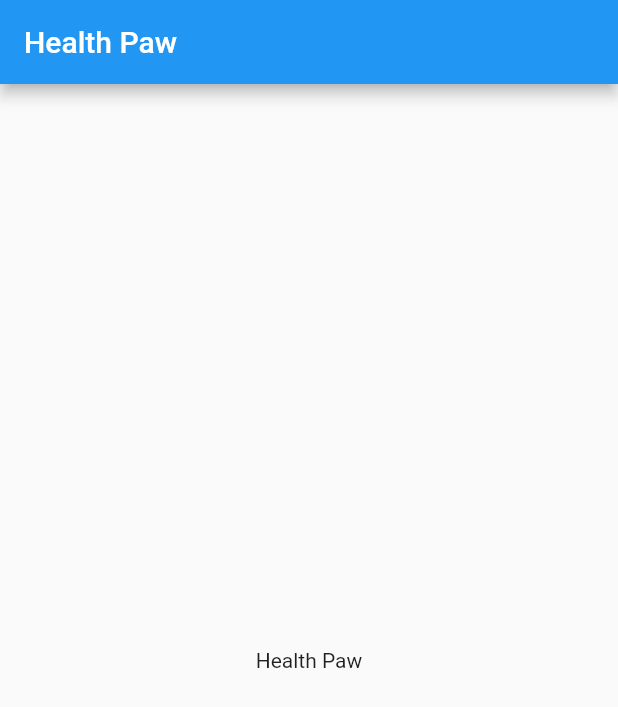
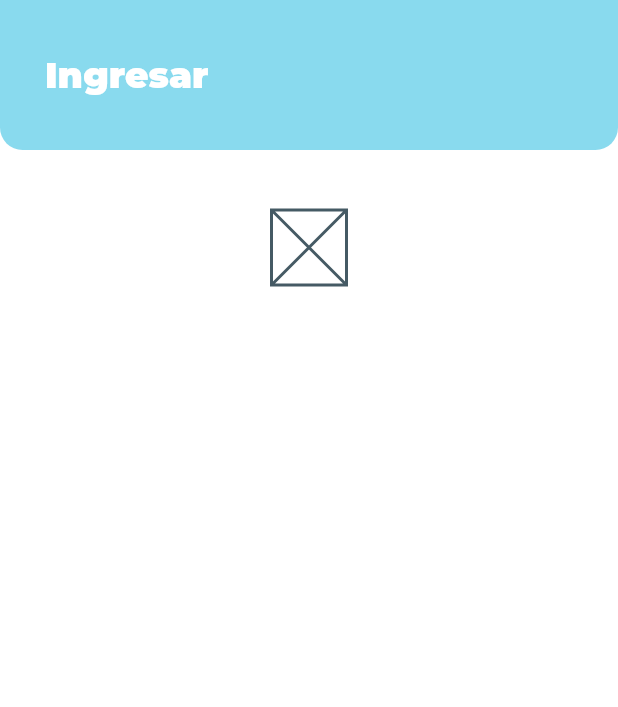
Before and after one commit to Celstren/HealthPaw, a Flutter app: the screen it shows after launch, on a phone screen of 412 x 824 dp. Shown: the top 707 px of the screen. Run offline on Flutter 3.47's test engine with Material 2 defaults, Android fonts, the phone set to English and light mode, and no system bars; project files that could hold a hidden picture were left out.

Commit message:
First components created for Login View

```diff
--- /dev/null
+++ b/lib/utils/exports/app_design.dart
@@ -0,0 +1,5 @@
+export 'package:HealthPaw/utils/general/app_fonts.dart';
+export 'package:HealthPaw/utils/general/app_colors.dart';
+export 'package:HealthPaw/utils/general/app_font_sizes.dart';
+export 'package:HealthPaw/utils/general/app_text_styles.dart';
+export 'package:HealthPaw/utils/general/app_border_radius.dart';
--- /dev/null
+++ b/lib/utils/general/app_border_radius.dart
@@ -0,0 +1,13 @@
+import 'package:flutter/material.dart';
+
+class AppBorderRadius {
+  static const Radius radius10 = Radius.circular(10);
+  static const Radius radius15 = Radius.circular(15);
+  static const Radius radius20 = Radius.circular(20);
+  static const Radius radius25 = Radius.circular(25);
+  static const Radius radius30 = Radius.circular(30);
+
+  static BorderRadius onlyBottom({Radius bottomRadius = radius10})  => BorderRadius.only(bottomLeft: bottomRadius, bottomRight: bottomRadius);
+  static BorderRadius onlyTop({Radius bottomRadius = radius10})     => BorderRadius.only(topLeft: bottomRadius, topRight: bottomRadius);
+  static BorderRadius all({Radius radius = radius10})               => BorderRadius.all(radius);
+}
--- a/lib/utils/general/app_colors.dart
+++ b/lib/utils/general/app_colors.dart
@@ -5,7 +5,7 @@ class AppColors {
   static const Color PrimaryBlack     = Color(0xFF000000); //#000000
   static const Color PrimaryGrey      = Color(0xFFECECEC); //#ECECEC
 
-  static const Color PrimaryLightBlue = Color(0xFF91D0D7); //#91D0D7
+  static const Color PrimaryLightBlue = Color(0xFF89DAEE); //#89DAEE
   static const Color PrimaryOrange    = Color(0xFFEE7C58); //#EE7C58
   static const Color PrimaryYellow    = Color(0xFFEEC979); //#EEC979
   static const Color PrimaryGreen     = Color(0xFF9EC084); //#9EC084
--- /dev/null
+++ b/lib/utils/general/app_font_sizes.dart
@@ -0,0 +1,19 @@
+class AppFontSizes {
+  static const double title16    = 16;
+  static const double title18    = 18;
+  static const double title24    = 24;
+  static const double title36    = 36;
+  static const double title48    = 48;
+
+  static const double subitle16  = 16;
+  static const double subitle18  = 18;
+  static const double subitle20  = 20;
+  static const double subitle24  = 24;
+  static const double subitle30  = 30;
+
+  static const double text8      = 8;
+  static const double text10     = 10;
+  static const double text12     = 12;
+  static const double text14     = 14;
+  static const double text16     = 16;
+}
--- a/lib/views/app/health_paw.dart
+++ b/lib/views/app/health_paw.dart
@@ -1,6 +1,6 @@
 import 'package:HealthPaw/config/app_config.dart';
 import 'package:HealthPaw/config/strings/app_strings.dart';
-import 'package:HealthPaw/views/home/home_view.dart';
+import 'package:HealthPaw/views/auth/login/login.dart';
 import 'package:flutter/material.dart';
 
 class HealthPawApp extends StatefulWidget {
@@ -23,7 +23,7 @@ class _HealthPawAppState extends State<HealthPawApp> {
   void initializeConfig() async {
     await AppConfig.setAppLanguage();
     setState(() {
-      view = HomeView();
+      view = LoginView();
     });
   }
 
--- /dev/null
+++ b/lib/views/auth/login/login.dart
@@ -0,0 +1,37 @@
+import 'package:HealthPaw/utils/exports/app_design.dart';
+import 'package:HealthPaw/views/auth/login/widgets/login_logo.dart';
+import 'package:HealthPaw/views/auth/login/widgets/login_top.dart';
+import 'package:flutter/material.dart';
+import 'package:flutter/services.dart';
+
+class LoginView extends StatefulWidget {
+  LoginView({Key key}) : super(key: key);
+
+  @override
+  _LoginViewState createState() => _LoginViewState();
+}
+
+class _LoginViewState extends State<LoginView> {
+  @override
+  void initState() {
+    SystemChrome.setSystemUIOverlayStyle(
+        SystemUiOverlayStyle(statusBarColor: AppColors.PrimaryLightBlue));
+    super.initState();
+  }
+
+  @override
+  Widget build(BuildContext context) {
+    return SafeArea(
+        child: Scaffold(
+      body: Container(
+        child: Column(
+          children: <Widget>[
+            LoginTop(),
+            LoginLogo(),
+          ],
+        ),
+      ),
+      backgroundColor: AppColors.PrimaryWhite,
+    ));
+  }
+}
--- /dev/null
+++ b/lib/views/auth/login/widgets/login_app_bar.dart
@@ -0,0 +1,8 @@
+import 'package:HealthPaw/config/strings/app_strings.dart';
+import 'package:flutter/material.dart';
+
+Widget loginAppBar() {
+  return AppBar(
+    title: Text(AppStrings.login),
+  );
+}
--- /dev/null
+++ b/lib/views/auth/login/widgets/login_logo.dart
@@ -0,0 +1,20 @@
+import 'package:flutter/material.dart';
+
+class LoginLogo extends StatelessWidget {
+  const LoginLogo({Key key}) : super(key: key);
+
+  @override
+  Widget build(BuildContext context) {
+    return Container(
+      width: MediaQuery.of(context).size.width,
+      margin: EdgeInsets.symmetric(vertical: 40),
+      child: Center(
+        child: Container(
+          height: 50,
+          width: 50,
+          child: Placeholder(),
+        ),
+      ),
+    );
+  }
+}
--- /dev/null
+++ b/lib/views/auth/login/widgets/login_top.dart
@@ -0,0 +1,21 @@
+import 'package:HealthPaw/config/strings/app_strings.dart';
+import 'package:HealthPaw/utils/exports/app_design.dart';
+import 'package:flutter/material.dart';
+
+class LoginTop extends StatelessWidget {
+  const LoginTop({Key key}) : super(key: key);
+
+  @override
+  Widget build(BuildContext context) {
+    return Container(
+              width: MediaQuery.of(context).size.width,
+              height: 100,
+              decoration: BoxDecoration(
+                color: AppColors.PrimaryLightBlue,
+                borderRadius: AppBorderRadius.onlyBottom(bottomRadius: AppBorderRadius.radius15),
+              ),
+              padding: EdgeInsets.only(left: 30),
+              child: Align(alignment: Alignment.centerLeft, child: Text(AppStrings.login, style: AppTextStyle.whiteStyle(fontSize: AppFontSizes.title24, fontFamily: AppFonts.Montserrat_Black))),
+            );
+  }
+}
```
